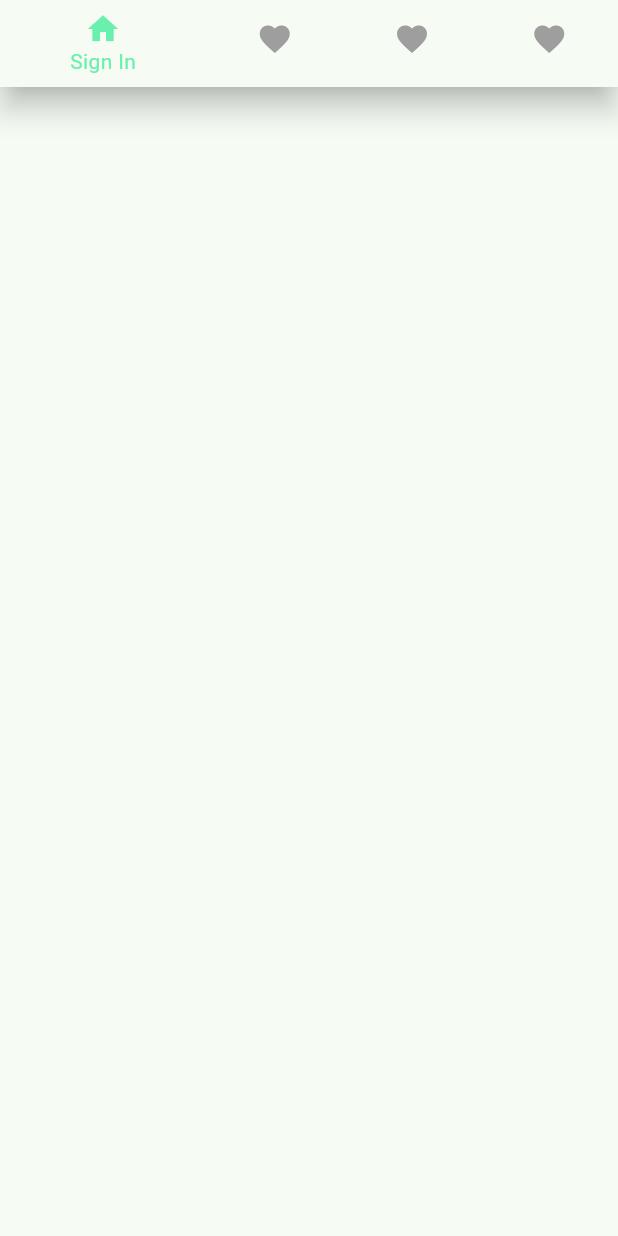
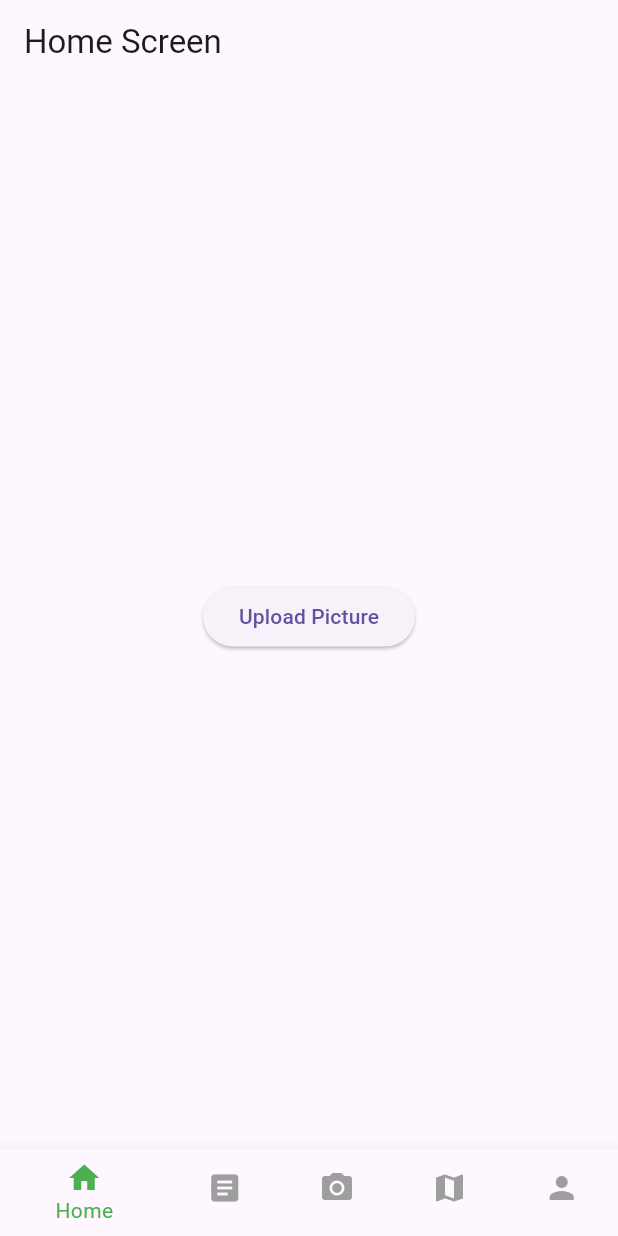
Before and after one commit to Eco-Picker/eco-picker, a Flutter app: the screen it shows after launch, on a phone screen of 412 x 824 dp. Run offline on Flutter 3.47's test engine with Material 3 defaults, Android fonts, the phone set to English and light mode, and no system bars; our stand-ins replace camera, image_picker, permission_handler.

Commit message:
Added folders

```diff
--- /dev/null
+++ b/lib/components/navigation_bar.dart
@@ -0,0 +1,50 @@
+import 'package:flutter/material.dart';
+
+class CustomBottomNavigationBar extends StatelessWidget {
+  final int selectedIndex;
+  final Function(int) onItemTapped;
+
+  const CustomBottomNavigationBar({
+    Key? key,
+    required this.selectedIndex,
+    required this.onItemTapped,
+  }) : super(key: key);
+
+  @override
+  Widget build(BuildContext context) {
+    return BottomNavigationBar(
+      selectedItemColor: Colors.green,
+      selectedLabelStyle: const TextStyle(
+        color: Colors.green,
+      ),
+      unselectedItemColor: Colors.grey,
+      unselectedLabelStyle: const TextStyle(
+        color: Colors.grey,
+      ),
+      currentIndex: selectedIndex,
+      onTap: onItemTapped,
+      items: const [
+        BottomNavigationBarItem(
+          icon: Icon(Icons.home),
+          label: 'Home',
+        ),
+        BottomNavigationBarItem(
+          icon: Icon(Icons.article),
+          label: 'Newsletter',
+        ),
+        BottomNavigationBarItem(
+          icon: Icon(Icons.camera_alt),
+          label: 'Upload',
+        ),
+        BottomNavigationBarItem(
+          icon: Icon(Icons.map),
+          label: 'Map',
+        ),
+        BottomNavigationBarItem(
+          icon: Icon(Icons.person),
+          label: 'Profile',
+        ),
+      ],
+    );
+  }
+}
--- a/lib/main.dart
+++ b/lib/main.dart
@@ -1,137 +1,48 @@
-// ignore_for_file: prefer_const_constructors, prefer_const_literals_to_create_immutables
+import 'package:camera/camera.dart';
+import 'package:flutter/material.dart';
+import 'package:eco_picker/screens/home_screen.dart';
+import 'package:permission_handler/permission_handler.dart';
 
-import 'package:english_words/english_words.dart';
-import 'package:flutter/material.dart';
-import 'package:provider/provider.dart';
+late List<CameraDescription> _cameras;
+void main() async {
+  WidgetsFlutterBinding.ensureInitialized();
+  await initializeCameras();
 
-void main() {
-  runApp(MyApp());
+  runApp(const EcoPicker());
 }
 
-class MyApp extends StatelessWidget {
-  const MyApp({super.key});
+Future<void> initializeCameras() async {
+  _cameras = await availableCameras();
+}
+
+class EcoPicker extends StatefulWidget {
+  const EcoPicker({Key? key}) : super(key: key);
+
+  @override
+  State<EcoPicker> createState() => _EcoPickerState();
+}
+
+class _EcoPickerState extends State<EcoPicker> {
+  @override
+  void initState() {
+    super.initState();
+    requestCameraPermission();
+  }
+
+  void requestCameraPermission() async {
+    // Request camera permission
+    var cameraStatus = await Permission.camera.status;
+    if (!cameraStatus.isGranted) {
+      await Permission.camera.request();
+    }
+  }
 
   @override
   Widget build(BuildContext context) {
-    return ChangeNotifierProvider(
-      create: (context) => MyAppState(),
-      child: MaterialApp(
-        title: 'Eco Picker',
-        theme: ThemeData(
-          useMaterial3: true,
-          colorScheme: ColorScheme.fromSeed(seedColor: Colors.greenAccent),
-        ),
-        home: MyHomePage(),
-      ),
+    return MaterialApp(
+      title: 'Eco Picker',
+      theme: ThemeData(primarySwatch: Colors.green),
+      home: HomeScreen(),
     );
   }
 }
-
-class MyAppState extends ChangeNotifier {
-  var current = WordPair.random();
-  var history = <WordPair>[];
-
-  GlobalKey? historyListKey;
-
-  void getNext() {
-    history.insert(0, current);
-    var animatedList = historyListKey?.currentState as AnimatedListState?;
-    animatedList?.insertItem(0);
-    current = WordPair.random();
-    notifyListeners();
-  }
-
-  var favorites = <WordPair>[];
-
-  void toggleFavorite([WordPair? pair]) {
-    pair = pair ?? current;
-    if (favorites.contains(pair)) {
-      favorites.remove(pair);
-    } else {
-      favorites.add(pair);
-    }
-    notifyListeners();
-  }
-
-  void removeFavorite(WordPair pair) {
-    favorites.remove(pair);
-    notifyListeners();
-  }
-}
-
-class MyHomePage extends StatefulWidget {
-  @override
-  State<MyHomePage> createState() => _MyHomePageState();
-}
-
-class _MyHomePageState extends State<MyHomePage> {
-  var selectedIndex = 0;
-
-  @override
-  Widget build(BuildContext context) {
-    Widget page;
-    switch (selectedIndex) {
-      case 0:
-        page = Placeholder();
-        // page = SignInPage();
-        break;
-      case 1:
-        page = Placeholder();
-        // page = TakePicturePage();
-        break;
-      case 2:
-        page = Placeholder();
-        // page = UserInfoPage();
-        break;
-      case 3:
-        page = Placeholder();
-        // page = MapPage();
-        break;
-      default:
-        throw UnimplementedError('no widget for $selectedIndex');
-    }
-
-    var layoutBuilder = LayoutBuilder(
-      builder: (context, constraints) {
-        return Column(
-          children: [
-            SafeArea(
-              child: BottomNavigationBar(
-                backgroundColor: Colors.black, // <-- This works for fixed
-                selectedItemColor: Colors.greenAccent,
-                unselectedItemColor: Colors.grey,
-                items: [
-                  BottomNavigationBarItem(
-                    icon: Icon(Icons.home),
-                    label: 'Sign In',
-                  ),
-                  BottomNavigationBarItem(
-                    icon: Icon(Icons.favorite),
-                    label: 'Take Picture',
-                  ),
-                  BottomNavigationBarItem(
-                    icon: Icon(Icons.favorite),
-                    label: 'Map',
-                  ),
-                  BottomNavigationBarItem(
-                    icon: Icon(Icons.favorite),
-                    label: 'User Information',
-                  ),
-                ],
-                currentIndex: selectedIndex,
-                onTap: (value) {
-                  setState(() {
-                    selectedIndex = value;
-                  });
-                },
-              ),
-            )
-          ],
-        );
-      },
-    );
-    return Scaffold(
-      body: layoutBuilder,
-    );
-  }
-}
--- /dev/null
+++ b/lib/screens/home_screen.dart
@@ -0,0 +1,52 @@
+import 'package:eco_picker/components/navigation_bar.dart';
+import 'package:eco_picker/screens/camera_screen.dart';
+import 'package:flutter/material.dart';
+// import 'package:eco_picker/components/buttons.dart';
+// import 'package:eco_picker/components/maps.dart';
+// import 'package:eco_picker/data/user.dart';
+// import 'package:eco_picker/utils/location_utils.dart';
+
+class HomeScreen extends StatefulWidget {
+  const HomeScreen({Key? key}) : super(key: key);
+
+  @override
+  State<HomeScreen> createState() => _HomeScreenState();
+}
+
+class _HomeScreenState extends State<HomeScreen> {
+  var selectedIndex = 0;
+
+  void _onItemTapped(int index) {
+    setState(() {
+      selectedIndex = index;
+    });
+  }
+
+  @override
+  Widget build(BuildContext context) {
+    return Scaffold(
+      appBar: AppBar(
+        title: const Text('Home Screen'),
+      ),
+      body: Center(
+        child: ElevatedButton(
+          onPressed: () {
+            Navigator.push(
+              context,
+              MaterialPageRoute(
+                builder: (context) => const CameraScreen(),
+              ),
+            );
+          },
+          child: const Text('Upload Picture'),
+        ),
+      ),
+      bottomNavigationBar: CustomBottomNavigationBar(
+        selectedIndex: selectedIndex,
+        onItemTapped: _onItemTapped,
+      ),
+    );
+  }
+}
+
+void setState(Null Function() param0) {}
```
Also changed, not shown: lib/auth.dart (added, +43 -0 lines), lib/screens/camera_screen.dart (added, +91 -0 lines), lib/utils/image_picker_utils.dart (added, +10 -0 lines), pubspec.yaml (+6 -1 lines), lib/screens/signin.dart (added), pubspec.lock, 22 other files.
